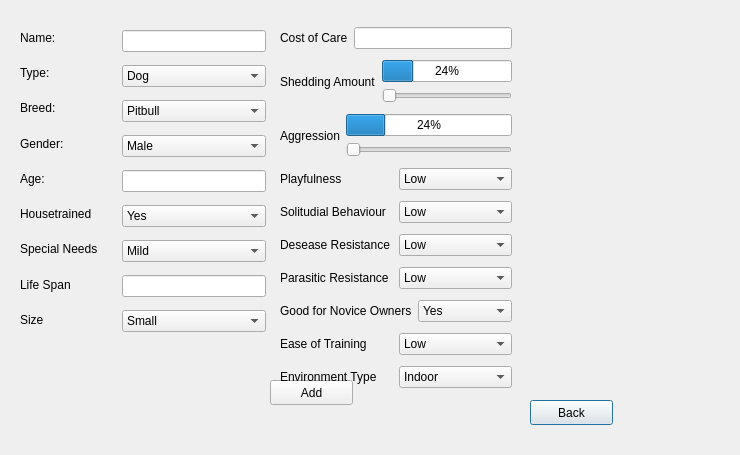
First picture: the form in addanimalview.ui, repository maliklewis/comp3004, before the edit.
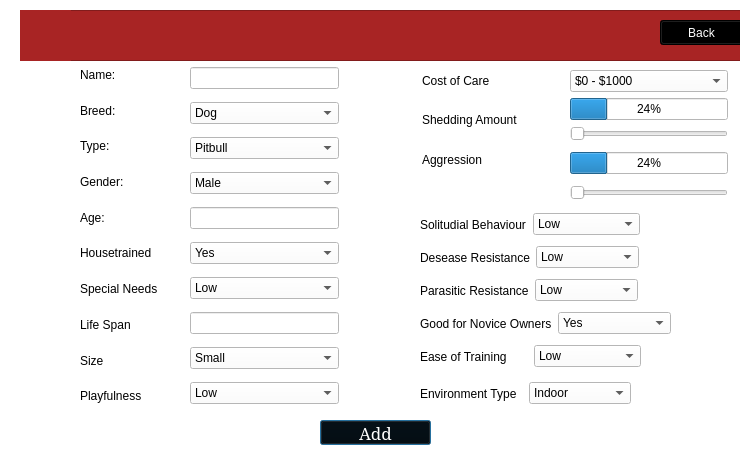
Second picture: the form after the edit. Icons and pictures are not drawn.

Diff of the .ui file:
```diff
--- a/addanimalview.ui
+++ b/addanimalview.ui
@@ -13,28 +13,33 @@
   <property name="windowTitle">
    <string>Add Animal</string>
   </property>
-  <widget class="QPushButton" name="backButton">
-   <property name="geometry">
-    <rect>
-     <x>530</x>
-     <y>400</y>
-     <width>83</width>
-     <height>25</height>
-    </rect>
-   </property>
-   <property name="text">
-    <string>Back</string>
-   </property>
-  </widget>
+  <property name="styleSheet">
+   <string notr="true">background-color: rgb(255, 255, 255);</string>
+  </property>
   <widget class="QPushButton" name="animalAddButton">
    <property name="geometry">
     <rect>
-     <x>270</x>
-     <y>380</y>
-     <width>83</width>
+     <x>320</x>
+     <y>420</y>
+     <width>111</width>
      <height>25</height>
     </rect>
    </property>
+   <property name="font">
+    <font>
+     <family>Serif</family>
+     <pointsize>13</pointsize>
+     <weight>9</weight>
+     <italic>false</italic>
+     <bold>false</bold>
+    </font>
+   </property>
+   <property name="styleSheet">
+    <string notr="true">background-color: rgb(0, 0, 0);
+color: rgb(255, 255, 255);
+border-color: rgb(0, 0, 0);
+</string>
+   </property>
    <property name="text">
     <string>Add</string>
    </property>
@@ -42,10 +47,10 @@
   <widget class="QWidget" name="layoutWidget">
    <property name="geometry">
     <rect>
-     <x>122</x>
-     <y>23</y>
-     <width>144</width>
-     <height>321</height>
+     <x>190</x>
+     <y>60</y>
+     <width>149</width>
+     <height>351</height>
     </rect>
    </property>
    <layout class="QVBoxLayout" name="verticalLayout_3">
@@ -155,7 +160,7 @@
      <widget class="QComboBox" name="specialNeedsDropdown">
       <item>
        <property name="text">
-        <string>Mild</string>
+        <string>Low</string>
        </property>
       </item>
       <item>
@@ -192,15 +197,34 @@
       </item>
      </widget>
     </item>
+    <item>
+     <widget class="QComboBox" name="playfulnessDropdown">
+      <item>
+       <property name="text">
+        <string>Low</string>
+       </property>
+      </item>
+      <item>
+       <property name="text">
+        <string>Medium</string>
+       </property>
+      </item>
+      <item>
+       <property name="text">
+        <string>High</string>
+       </property>
+      </item>
+     </widget>
+    </item>
    </layout>
   </widget>
   <widget class="QWidget" name="layoutWidget1">
    <property name="geometry">
     <rect>
-     <x>20</x>
-     <y>23</y>
-     <width>94</width>
-     <height>311</height>
+     <x>80</x>
+     <y>60</y>
+     <width>101</width>
+     <height>351</height>
     </rect>
    </property>
    <layout class="QVBoxLayout" name="verticalLayout_4">
@@ -211,13 +235,6 @@
       </property>
      </widget>
     </item>
-    <item>
-     <widget class="QLabel" name="typeLabel">
-      <property name="text">
-       <string>Type:</string>
-      </property>
-     </widget>
-    </item>
     <item>
      <widget class="QLabel" name="breedLabel">
       <property name="text">
@@ -225,6 +242,13 @@
       </property>
      </widget>
     </item>
+    <item>
+     <widget class="QLabel" name="typeLabel">
+      <property name="text">
+       <string>Type:</string>
+      </property>
+     </widget>
+    </item>
     <item>
      <widget class="QLabel" name="genderLabel">
       <property name="text">
@@ -267,92 +291,6 @@
       </property>
      </widget>
     </item>
-   </layout>
-  </widget>
-  <widget class="QWidget" name="layoutWidget">
-   <property name="geometry">
-    <rect>
-     <x>280</x>
-     <y>22</y>
-     <width>232</width>
-     <height>372</height>
-    </rect>
-   </property>
-   <layout class="QVBoxLayout" name="verticalLayout_5">
-    <item>
-     <layout class="QHBoxLayout" name="horizontalLayout">
-      <item>
-       <widget class="QLabel" name="costofCareLabel">
-        <property name="text">
-         <string>Cost of Care</string>
-        </property>
-       </widget>
-      </item>
-      <item>
-       <widget class="QLineEdit" name="costofCareValue"/>
-      </item>
-     </layout>
-    </item>
-    <item>
-     <layout class="QHBoxLayout" name="horizontalLayout_2">
-      <item>
-       <widget class="QLabel" name="sheddingLabel">
-        <property name="text">
-         <string>Shedding Amount</string>
-        </property>
-       </widget>
-      </item>
-      <item>
-       <layout class="QVBoxLayout" name="verticalLayout_2">
-        <item>
-         <widget class="QProgressBar" name="sheddingBar">
-          <property name="value">
-           <number>24</number>
-          </property>
-         </widget>
-        </item>
-        <item>
-         <widget class="QSlider" name="sheddingSlider">
-          <property name="orientation">
-           <enum>Qt::Horizontal</enum>
-          </property>
-         </widget>
-        </item>
-       </layout>
-      </item>
-     </layout>
-    </item>
-    <item>
-     <layout class="QHBoxLayout" name="horizontalLayout_3">
-      <item>
-       <widget class="QLabel" name="aggressionLabel">
-        <property name="text">
-         <string>Aggression</string>
-        </property>
-       </widget>
-      </item>
-      <item>
-       <layout class="QVBoxLayout" name="verticalLayout">
-        <item>
-         <widget class="QProgressBar" name="agressionBar">
-          <property name="value">
-           <number>24</number>
-          </property>
-         </widget>
-        </item>
-        <item>
-         <widget class="QSlider" name="aggressionSlider">
-          <property name="orientation">
-           <enum>Qt::Horizontal</enum>
-          </property>
-         </widget>
-        </item>
-       </layout>
-      </item>
-     </layout>
-    </item>
-    <item>
-     <layout class="QHBoxLayout" name="horizontalLayout_4">
       <item>
        <widget class="QLabel" name="playfulnessLabel">
         <property name="text">
@@ -360,16 +298,90 @@
         </property>
        </widget>
       </item>
+   </layout>
+  </widget>
+  <widget class="QFrame" name="frame">
+   <property name="geometry">
+    <rect>
+     <x>20</x>
+     <y>10</y>
+     <width>741</width>
+     <height>51</height>
+    </rect>
+   </property>
+   <property name="autoFillBackground">
+    <bool>false</bool>
+   </property>
+   <property name="styleSheet">
+    <string notr="true">background-color: rgb(168, 36, 36);</string>
+   </property>
+   <property name="frameShape">
+    <enum>QFrame::StyledPanel</enum>
+   </property>
+   <property name="frameShadow">
+    <enum>QFrame::Raised</enum>
+   </property>
+   <widget class="QLabel" name="label">
+    <property name="geometry">
+     <rect>
+      <x>0</x>
+      <y>0</y>
+      <width>51</width>
+      <height>51</height>
+     </rect>
+    </property>
+    <property name="text">
+     <string/>
+    </property>
+    <property name="pixmap">
+     <pixmap>../../Downloads/cuacs logo (b&amp;w).png</pixmap>
+    </property>
+    <property name="scaledContents">
+     <bool>true</bool>
+    </property>
+   </widget>
+   <widget class="QPushButton" name="backButton">
+    <property name="geometry">
+     <rect>
+      <x>640</x>
+      <y>10</y>
+      <width>83</width>
+      <height>25</height>
+     </rect>
+    </property>
+    <property name="styleSheet">
+     <string notr="true">background-color: rgb(0, 0, 0);
+color: rgb(255, 255, 255);
+border-color: rgb(0, 0, 0);
+</string>
+    </property>
+    <property name="text">
+     <string>Back</string>
+    </property>
+   </widget>
+  </widget>
+  <widget class="QWidget" name="">
+   <property name="geometry">
+    <rect>
+     <x>420</x>
+     <y>310</y>
+     <width>251</width>
+     <height>27</height>
+    </rect>
+   </property>
+   <layout class="QHBoxLayout" name="horizontalLayout_7">
       <item>
-       <widget class="QComboBox" name="playfulnessDropdown">
-        <item>
+     <widget class="QLabel" name="noviceOwnderLabel">
          <property name="text">
-          <string>Low</string>
-         </property>
+       <string>Good for Novice Owners</string>
+      </property>
+     </widget>
         </item>
         <item>
+     <widget class="QComboBox" name="noviceOwnerDropdown">
+      <item>
          <property name="text">
-          <string>Medium</string>
+        <string>Yes</string>
          </property>
         </item>
         <item>
@@ -380,8 +392,16 @@
        </widget>
       </item>
      </layout>
-    </item>
-    <item>
+  </widget>
+  <widget class="QWidget" name="">
+   <property name="geometry">
+    <rect>
+     <x>420</x>
+     <y>211</y>
+     <width>220</width>
+     <height>27</height>
+    </rect>
+   </property>
      <layout class="QHBoxLayout" name="horizontalLayout_5">
       <item>
        <widget class="QLabel" name="solitudialLabel">
@@ -415,8 +435,16 @@
        </widget>
       </item>
      </layout>
-    </item>
-    <item>
+  </widget>
+  <widget class="QWidget" name="">
+   <property name="geometry">
+    <rect>
+     <x>420</x>
+     <y>244</y>
+     <width>219</width>
+     <height>27</height>
+    </rect>
+   </property>
      <layout class="QHBoxLayout" name="horizontalLayout_10">
       <item>
        <widget class="QLabel" name="dResistanceLabel">
@@ -450,8 +478,16 @@
        </widget>
       </item>
      </layout>
-    </item>
-    <item>
+  </widget>
+  <widget class="QWidget" name="">
+   <property name="geometry">
+    <rect>
+     <x>420</x>
+     <y>277</y>
+     <width>218</width>
+     <height>27</height>
+    </rect>
+   </property>
      <layout class="QHBoxLayout" name="horizontalLayout_6">
       <item>
        <widget class="QLabel" name="pResistanceLabel">
@@ -485,33 +521,16 @@
        </widget>
       </item>
      </layout>
-    </item>
-    <item>
-     <layout class="QHBoxLayout" name="horizontalLayout_7">
-      <item>
-       <widget class="QLabel" name="noviceOwnderLabel">
-        <property name="text">
-         <string>Good for Novice Owners</string>
-        </property>
-       </widget>
-      </item>
-      <item>
-       <widget class="QComboBox" name="noviceOwnerDropdown">
-        <item>
-         <property name="text">
-          <string>Yes</string>
-         </property>
-        </item>
-        <item>
-         <property name="text">
-          <string>No</string>
-         </property>
-        </item>
-       </widget>
-      </item>
-     </layout>
-    </item>
-    <item>
+  </widget>
+  <widget class="QWidget" name="">
+   <property name="geometry">
+    <rect>
+     <x>420</x>
+     <y>343</y>
+     <width>221</width>
+     <height>27</height>
+    </rect>
+   </property>
      <layout class="QHBoxLayout" name="horizontalLayout_8">
       <item>
        <widget class="QLabel" name="easeofTrainingLabel">
@@ -540,8 +559,16 @@
        </widget>
       </item>
      </layout>
-    </item>
-    <item>
+  </widget>
+  <widget class="QWidget" name="">
+   <property name="geometry">
+    <rect>
+     <x>420</x>
+     <y>380</y>
+     <width>211</width>
+     <height>27</height>
+    </rect>
+   </property>
      <layout class="QHBoxLayout" name="horizontalLayout_9">
       <item>
        <widget class="QLabel" name="environmentTypeLabel">
@@ -565,6 +592,136 @@
        </widget>
       </item>
      </layout>
+  </widget>
+  <widget class="QWidget" name="">
+   <property name="geometry">
+    <rect>
+     <x>422</x>
+     <y>70</y>
+     <width>306</width>
+     <height>135</height>
+    </rect>
+   </property>
+   <layout class="QGridLayout" name="gridLayout">
+    <item row="0" column="0">
+     <widget class="QLabel" name="costofCareLabel">
+      <property name="text">
+       <string>Cost of Care</string>
+      </property>
+     </widget>
+    </item>
+    <item row="1" column="0" colspan="2">
+     <widget class="QLabel" name="sheddingLabel">
+      <property name="text">
+       <string>Shedding Amount</string>
+      </property>
+     </widget>
+    </item>
+    <item row="1" column="2" colspan="2">
+     <spacer name="horizontalSpacer">
+      <property name="orientation">
+       <enum>Qt::Horizontal</enum>
+      </property>
+      <property name="sizeHint" stdset="0">
+       <size>
+        <width>40</width>
+        <height>20</height>
+       </size>
+      </property>
+     </spacer>
+    </item>
+    <item row="1" column="4">
+     <layout class="QVBoxLayout" name="verticalLayout_2">
+      <item>
+       <widget class="QProgressBar" name="sheddingBar">
+        <property name="value">
+         <number>24</number>
+        </property>
+       </widget>
+      </item>
+      <item>
+       <widget class="QSlider" name="sheddingSlider">
+        <property name="orientation">
+         <enum>Qt::Horizontal</enum>
+        </property>
+       </widget>
+      </item>
+     </layout>
+    </item>
+    <item row="2" column="0">
+     <widget class="QLabel" name="aggressionLabel">
+      <property name="text">
+       <string>Aggression</string>
+      </property>
+     </widget>
+    </item>
+    <item row="2" column="4" rowspan="2">
+     <layout class="QVBoxLayout" name="verticalLayout">
+      <item>
+       <widget class="QProgressBar" name="agressionBar">
+        <property name="value">
+         <number>24</number>
+        </property>
+       </widget>
+      </item>
+      <item>
+       <widget class="QSlider" name="aggressionSlider">
+        <property name="orientation">
+         <enum>Qt::Horizontal</enum>
+        </property>
+       </widget>
+      </item>
+     </layout>
+    </item>
+    <item row="3" column="2" colspan="2">
+     <spacer name="horizontalSpacer_2">
+      <property name="orientation">
+       <enum>Qt::Horizontal</enum>
+      </property>
+      <property name="sizeHint" stdset="0">
+       <size>
+        <width>40</width>
+        <height>20</height>
+       </size>
+      </property>
+     </spacer>
+    </item>
+    <item row="0" column="4">
+     <widget class="QComboBox" name="comboBox">
+      <item>
+       <property name="text">
+        <string>$0 - $1000</string>
+       </property>
+      </item>
+      <item>
+       <property name="text">
+        <string>$1000 - $2000</string>
+       </property>
+      </item>
+      <item>
+       <property name="text">
+        <string>$2000 - $3000</string>
+       </property>
+      </item>
+      <item>
+       <property name="text">
+        <string>$4000 and above</string>
+       </property>
+      </item>
+     </widget>
+    </item>
+    <item row="0" column="1" colspan="3">
+     <spacer name="horizontalSpacer_3">
+      <property name="orientation">
+       <enum>Qt::Horizontal</enum>
+      </property>
+      <property name="sizeHint" stdset="0">
+       <size>
+        <width>40</width>
+        <height>20</height>
+       </size>
+      </property>
+     </spacer>
     </item>
    </layout>
   </widget>
```
Left out of the diff: 2 changed lines with no effect on the pictures. Lines whose indentation alone changed are shown as unchanged.
